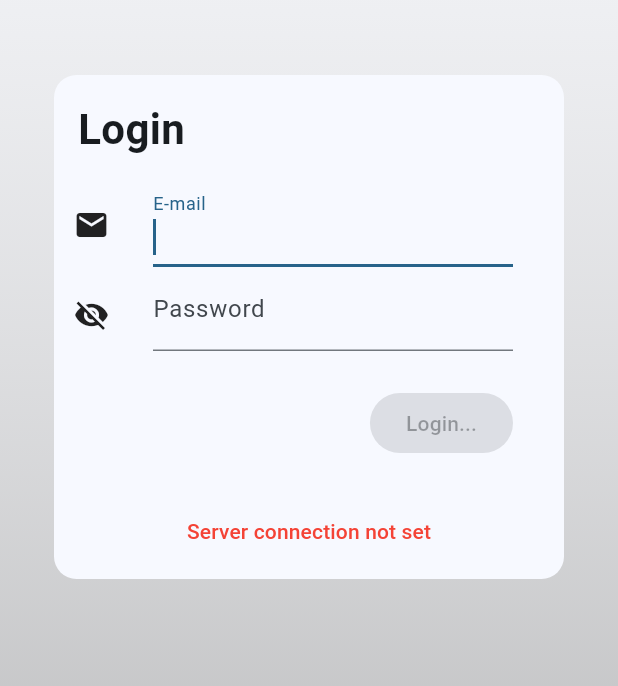
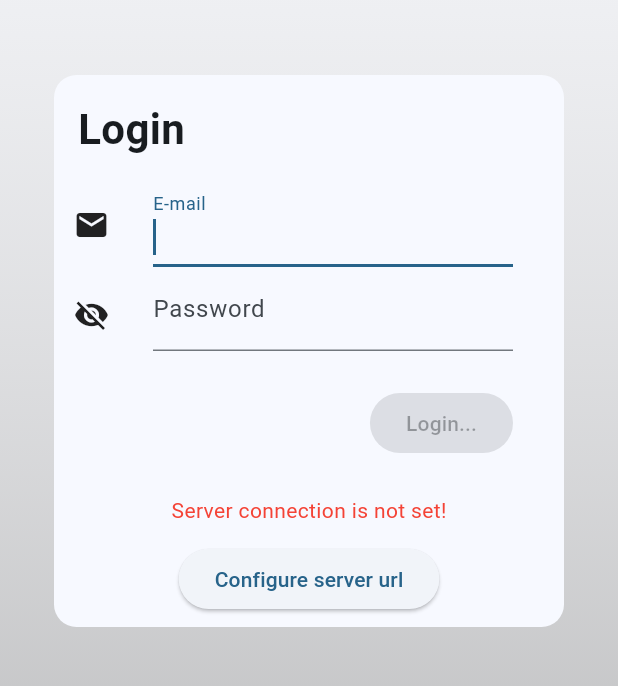
Before and after one commit to aluedtke7/shoppinglist, a Flutter app: the screen it shows after launch, on a phone screen of 412 x 824 dp, the part 84-770 px from its top. Run offline on Flutter 3.47's test engine with Material 3 defaults, Android fonts, the phone set to English and light mode, and no system bars; our stand-ins replace email_validator, flutter_slidable, form_validator, package_info_plus, pocketbase, shared_preferences and 2 more; missing offline and left inert: fetch_client; generated files the repository leaves out were written again.

Commit message:
Better ui for server url missing

```diff
--- a/lib/component/statics.dart
+++ b/lib/component/statics.dart
@@ -171,6 +171,7 @@ class Statics {
     final validator = ValidationBuilder(localeName: Intl.defaultLocale)
         .or((builder) => builder.regExp(RegExp('^http[s]?://localhost'), 'No valid localhost url'),
             (builder) => builder.url())
+        .required()
         .build();
 
     return showDialog<String?>(
--- a/lib/l10n/app_de.arb
+++ b/lib/l10n/app_de.arb
@@ -36,7 +36,8 @@
   "l_p_forgot_password_info": "Wir schicken eine E-Mail an die eingegebene Adresse.",
   "l_p_reset_password": "Zurücksetzen",
   "l_p_email_sent": "E-Mail wurde verschickt.",
-  "l_p_server_url_not_set": "Verbindung zum Server nicht gesetzt",
+  "l_p_server_url_not_set": "Verbindung zum Server ist nicht gesetzt!",
+  "l_p_server_url_configure": "Server Url konfigurieren",
   "l_p_server_url": "Verbindung zum PocketBase Server",
   "l_p_server_example": "z.B. https://Ihr_PocketBase_Server.de",
   "l_p_server_url_info": "Bitte geben Sie die URL Ihres PocketBase Server ein.\nInkl. http/https und evtl. nötiger Portnummer.",
--- a/lib/l10n/app_en.arb
+++ b/lib/l10n/app_en.arb
@@ -62,7 +62,8 @@
   "l_p_forgot_password_info": "We send an e-mail to the given address.",
   "l_p_reset_password": "Recover",
   "l_p_email_sent": "E-Mail has been sent.",
-  "l_p_server_url_not_set": "Server connection not set",
+  "l_p_server_url_not_set": "Server connection is not set!",
+  "l_p_server_url_configure": "Configure server url",
   "l_p_server_url": "Connection to PocketBase server",
   "l_p_server_example": "i.e. https://Your_PocketBase_Server.com",
   "l_p_server_url_info": "Please enter the URL of your PocketBase server.\nIncl. http/https and port number if needed.",
--- a/lib/view/login_page.dart
+++ b/lib/view/login_page.dart
@@ -258,7 +258,15 @@ class _LoginCardState extends State<_LoginCard> {
                             Padding(
                               padding: const EdgeInsets.all(8.0),
                               child: _serverUrl.isEmpty
-                                  ? TextButton(
+                                  ? Column(spacing: 12,
+                                    children: [
+                                      Text(
+                                        i18n(context).l_p_server_url_not_set,
+                                        style: const TextStyle(
+                                          color: Colors.red,
+                                        ),
+                                      ),
+                                      ElevatedButton(
                                           onPressed: () {
                                             Statics.showSettingsDialog(
                                               context,
@@ -275,11 +283,10 @@ class _LoginCardState extends State<_LoginCard> {
                                             });
                                           },
                                           child: Text(
-                                        i18n(context).l_p_server_url_not_set,
-                                        style: const TextStyle(
-                                          color: Colors.red,
+                                            i18n(context).l_p_server_url_configure,
                                           ),
                                         ),
+                                    ],
                                   )
                                   : TextButton(
                                       onPressed: () {
--- a/pubspec.yaml
+++ b/pubspec.yaml
@@ -16,7 +16,7 @@ publish_to: 'none' # Remove this line if you wish to publish to pub.dev
 # https://developer.apple.com/library/archive/documentation/General/Reference/InfoPlistKeyReference/Articles/CoreFoundationKeys.html
 # In Windows, build-name is used as the major, minor, and patch parts
 # of the product and file versions while build-number is used as the build suffix.
-version: 1.1.0+31
+version: 1.1.0+32
 
 environment:
   sdk: '^3.6.0'
@@ -36,7 +36,7 @@ dependencies:
   # The following adds the Cupertino Icons font to your application.
   # Use with the CupertinoIcons class for iOS style icons.
   cupertino_icons: ^1.0.2
-  pocketbase: ^0.20.0
+  pocketbase: ^0.21.0
   provider: ^6.0.5
   email_validator: ^3.0.0
   package_info_plus: ^8.0.0
```
Also changed, not shown: pubspec.lock, 1 other file. Lines whose indentation alone changed are shown as unchanged.
